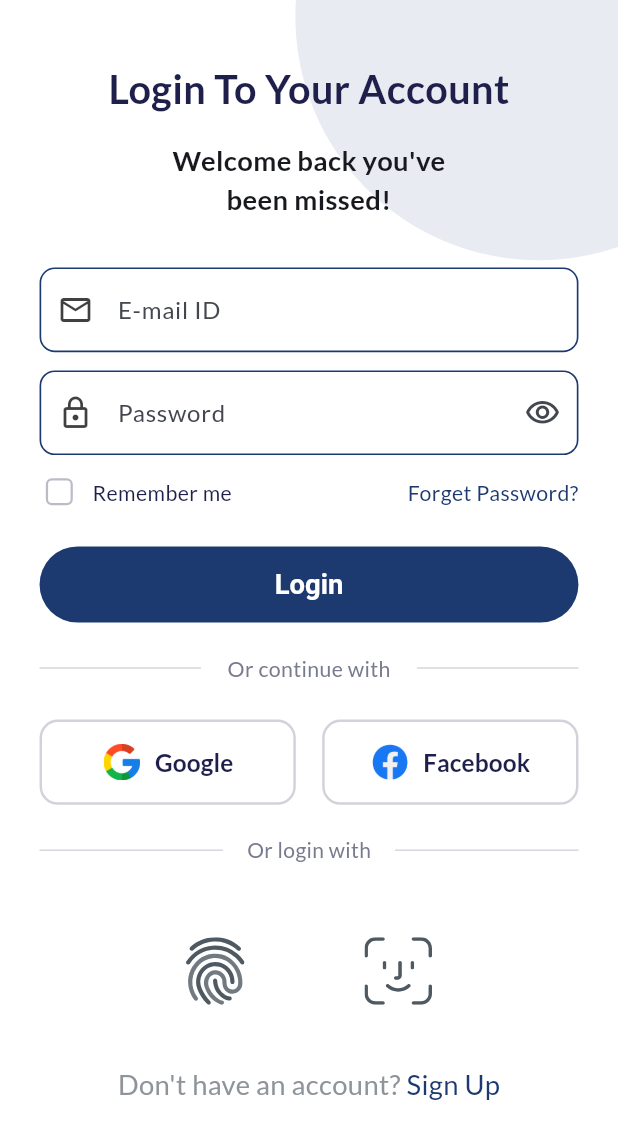
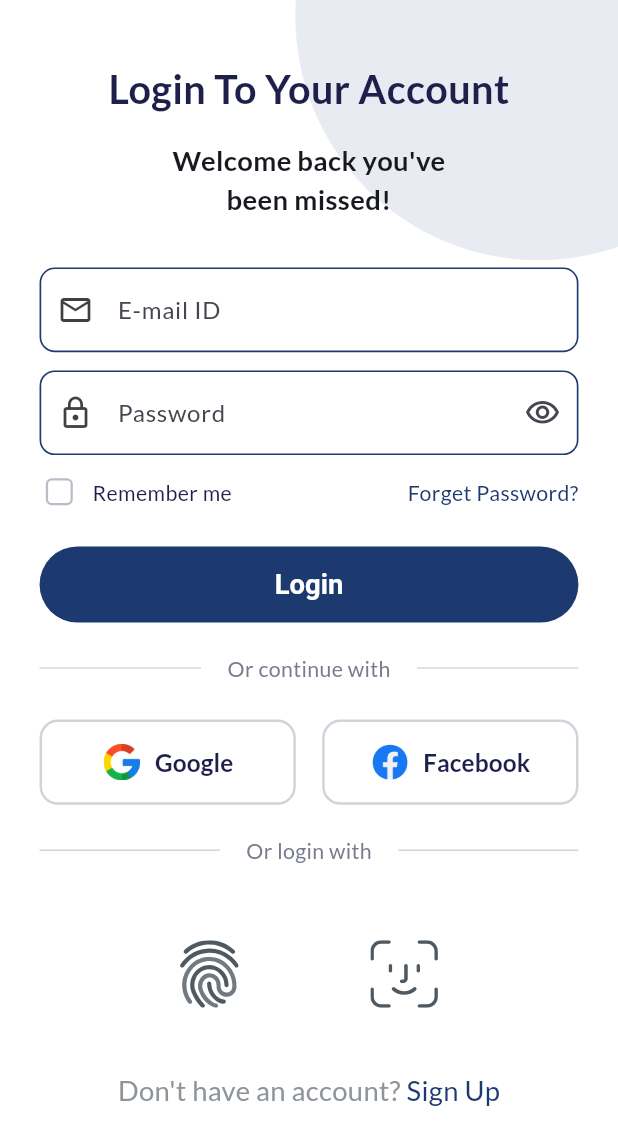
Before and after one commit to NeoFin-Labs/Fintech-App, a Flutter app: the screen it shows after launch, on a phone screen of 412 x 824 dp. Shown: the top 1145 px of the screen. Run offline on Flutter 3.47's test engine with Material 3 defaults, Android fonts, the phone set to English and light mode, and no system bars; our stand-ins replace dio, envied, flutter_screenutil, flutter_secure_storage, flutter_svg, get_it and 4 more; generated files the repository leaves out were written again.

Commit message:
feat: enhance BiometricLoginSection and InstructionText with responsive design and customizable properties

```diff
--- a/lib/features/auth/presentation/login/widgets/biometric_login_section.dart
+++ b/lib/features/auth/presentation/login/widgets/biometric_login_section.dart
@@ -1,8 +1,11 @@
+import 'package:fintech_app/core/helper/spacing.dart';
 import 'package:fintech_app/core/routes/navigation_extension.dart';
 import 'package:fintech_app/core/routes/routes.dart';
 import 'package:fintech_app/core/utils/app_assets.dart';
+import 'package:fintech_app/core/utils/app_text_style.dart';
 import 'package:flutter/material.dart';
 import 'package:fintech_app/core/theme/colors_extension.dart';
+import 'package:flutter_screenutil/flutter_screenutil.dart';
 import 'package:flutter_svg/svg.dart';
 
 class BiometricLoginSection extends StatelessWidget {
@@ -19,35 +22,37 @@ class BiometricLoginSection extends StatelessWidget {
             Expanded(
               child: Divider(
                 color: colors.secondaryText.withValues(alpha: 0.3),
-                thickness: 1,
+                thickness: 1.w,
               ),
             ),
             Padding(
-              padding: const EdgeInsets.symmetric(horizontal: 16),
+              padding: EdgeInsets.symmetric(horizontal: 16.w),
               child: Text(
                 'Or login with',
-                style: TextStyle(color: colors.secondaryText, fontSize: 14),
+                style: AppTextStyle.font14Regular.copyWith(
+                  color: colors.secondaryText,
+                ),
               ),
             ),
             Expanded(
               child: Divider(
                 color: colors.secondaryText.withValues(alpha: 0.3),
-                thickness: 1,
+                thickness: 1.w,
               ),
             ),
           ],
         ),
-        const SizedBox(height: 32),
+        const VerticalSpace(32),
         Row(
           mainAxisAlignment: MainAxisAlignment.center,
           children: [
             _BiometricButton(
               image: AppAssets.fingerIdIcon,
               onTap: () {
-                // TODO: Implement fingerprint authentication
+                context.pushNamed(Routes.touchId);
               },
             ),
-            const SizedBox(width: 48),
+            const HorizontalSpace(48),
             _BiometricButton(
               image: AppAssets.faceIdIcon,
               onTap: () {
@@ -71,9 +76,9 @@ class _BiometricButton extends StatelessWidget {
   Widget build(BuildContext context) {
     return InkWell(
       onTap: onTap,
-      borderRadius: BorderRadius.circular(50),
+      borderRadius: BorderRadius.circular(50.r),
       child: Container(
-        padding: const EdgeInsets.all(16),
+        padding: EdgeInsets.all(16.w),
         child: SvgPicture.asset(image),
       ),
     );
```
Also changed, not shown: lib/features/auth/presentation/login/widgets/instruction_text.dart (+17 -9 lines).
